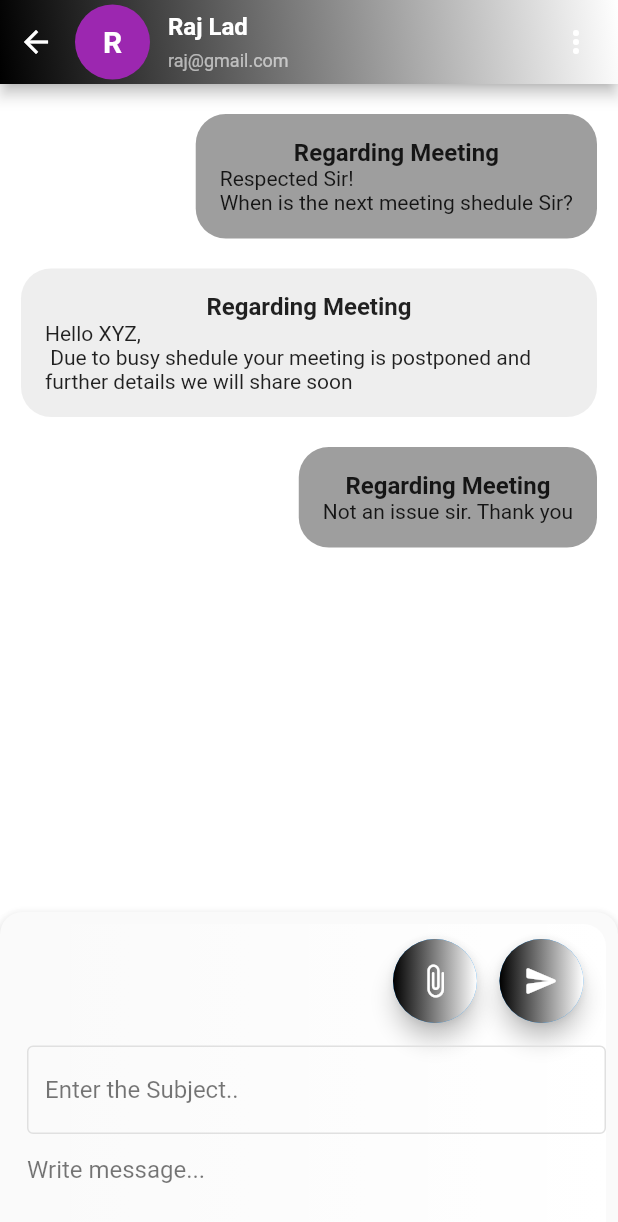
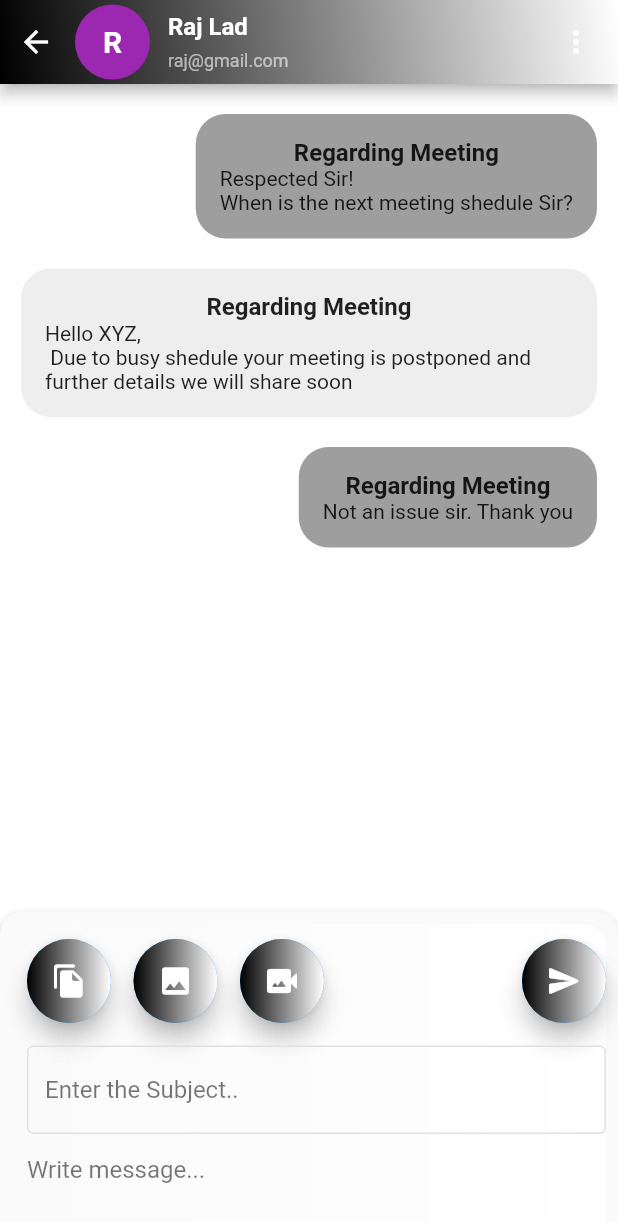
Before and after one commit to rajlad414/mail_plus, a Flutter app: the Compose screen opened directly, after a tap on the "send" icon, on a phone screen of 412 x 824 dp. Shown: the top 1222 px of the screen. Run offline on Flutter 3.47's test engine with Material 2 defaults, Android fonts, the phone set to English and light mode, and no system bars; our stand-ins replace auto_size_text, flutter_svg_provider, table_calendar; network calls fail.

Commit message:
forth commit

```diff
--- a/lib/screens/compose.dart
+++ b/lib/screens/compose.dart
@@ -1,7 +1,9 @@
+import 'dart:convert';
 import 'dart:ui';
 
 import 'package:flutter/material.dart';
 import 'package:mail_plus/screens/inbox.dart';
+import 'package:mail_plus/widgets/sending_mail.dart';
 import 'package:mail_plus/widgets/widgets.dart';
 
 class Compose extends StatefulWidget {
@@ -12,6 +14,8 @@ class Compose extends StatefulWidget {
 }
 
 class _ComposeState extends State<Compose> {
+  TextEditingController subject = TextEditingController();
+  TextEditingController message = TextEditingController();
   int _selectedIndex = 1;
   List<Mails> mails = [
     Mails(
@@ -169,15 +173,62 @@ class _ComposeState extends State<Compose> {
                   child: Column(
                     children: [
                       Row(
-                        mainAxisAlignment: MainAxisAlignment.end,
+                        mainAxisAlignment: MainAxisAlignment.spaceBetween,
                         children: <Widget>[
-                          CustomFloatingActionButton(Icons.attach_file_rounded),
-                          SizedBox(
-                            width: 15,
+                          Row(
+                            children: [
+                              CustomFloatingActionButton(
+                                  Icons.file_copy_rounded),
+                              SizedBox(
+                                width: 15,
+                              ),
+                              CustomFloatingActionButton(Icons.image),
+                              SizedBox(
+                                width: 15,
+                              ),
+                              CustomFloatingActionButton(
+                                  Icons.video_camera_back_rounded),
+                              SizedBox(
+                                width: 15,
+                              ),
+                            ],
                           ),
-                          CustomFloatingActionButton(Icons.send_rounded),
-                          SizedBox(
-                            width: 15,
+
+                          FloatingActionButton(
+                            onPressed: () async {
+                              mails.add(new Mails(
+                                  messageContent: message.text,
+                                  subject: subject.text,
+                                  messageType: "sender"));
+                              var data = {
+                                'name': 'Raj Lad',
+                                'email': 'rajlad@gmail.com',
+                                'comment': message.text,
+                              };
+                              var res = await Api().postData(data);
+                              print("Response Status:");
+                              print(res.statusCode);
+                              print("Response Body:");
+                              print(res.body);
+                              var body = json.decode(res.body);
+                              print(body);
+                            },
+                            child: Container(
+                              width: 60,
+                              height: 60,
+                              decoration: BoxDecoration(
+                                  shape: BoxShape.circle,
+                                  gradient: LinearGradient(
+                                    colors: [
+                                      const Color(0xFF000000),
+                                      const Color(0xFFFFFFFF),
+                                    ],
+                                  )),
+                              child: Icon(
+                                Icons.send_rounded,
+                                color: Colors.white,
+                              ),
+                            ),
                           ),
                         ],
                       ),
@@ -189,6 +240,7 @@ class _ComposeState extends State<Compose> {
                           children: [
                             TextField(
                               textCapitalization: TextCapitalization.words,
+                              controller: subject,
                               decoration: InputDecoration(
                                   hintText: "Enter the Subject..",
                                   hintStyle: TextStyle(color: Colors.black54),
@@ -201,6 +253,7 @@ class _ComposeState extends State<Compose> {
                             ),
                             TextField(
                               textAlign: TextAlign.justify,
+                              controller: message,
                               maxLines: null,
                               keyboardType: TextInputType.multiline,
                               textInputAction: TextInputAction.newline,
--- a/lib/widgets/custom_appbar.dart
+++ b/lib/widgets/custom_appbar.dart
@@ -22,8 +22,8 @@ class _CustomAppBarState extends State<CustomAppBar> {
         decoration: BoxDecoration(
           gradient: LinearGradient(
               colors: [
-                const Color(0xFF380036),
-                const Color(0xFF0cbaba),
+                const Color(0xFF000000),
+                const Color(0xFFFFFFFF),
               ],
               begin: const FractionalOffset(0.0, 0.0),
               end: const FractionalOffset(0.0, 1.0),
--- /dev/null
+++ b/lib/widgets/sending_mail.dart
@@ -0,0 +1,20 @@
+import 'dart:convert';
+import 'package:http/http.dart' as http;
+
+class Api {
+  final String _url = "http://localhost:8000/contactPost/";
+
+  postData(data) async {
+    var fullUrl = _url;
+    return await http.post(fullUrl,
+        body: jsonEncode(data), headers: _setHeaders());
+  }
+
+  getData(data) async {
+    var fullUrl = _url;
+    return await http.get(fullUrl, headers: _setHeaders());
+  }
+
+  _setHeaders() =>
+      {'Content-type': 'application/json', 'Aceept': 'application/json'};
+}
--- a/pubspec.yaml
+++ b/pubspec.yaml
@@ -31,7 +31,7 @@ dependencies:
   auto_size_text: ^2.1.0
   table_calendar: ^2.1.0
   flutter_svg_provider: ^0.1.8
-  google_fonts: ^1.1.2
+  http: ^0.12.0+2
 
 dev_dependencies:
   flutter_test:
```
Also changed, not shown: pubspec.lock, 1 other file.
